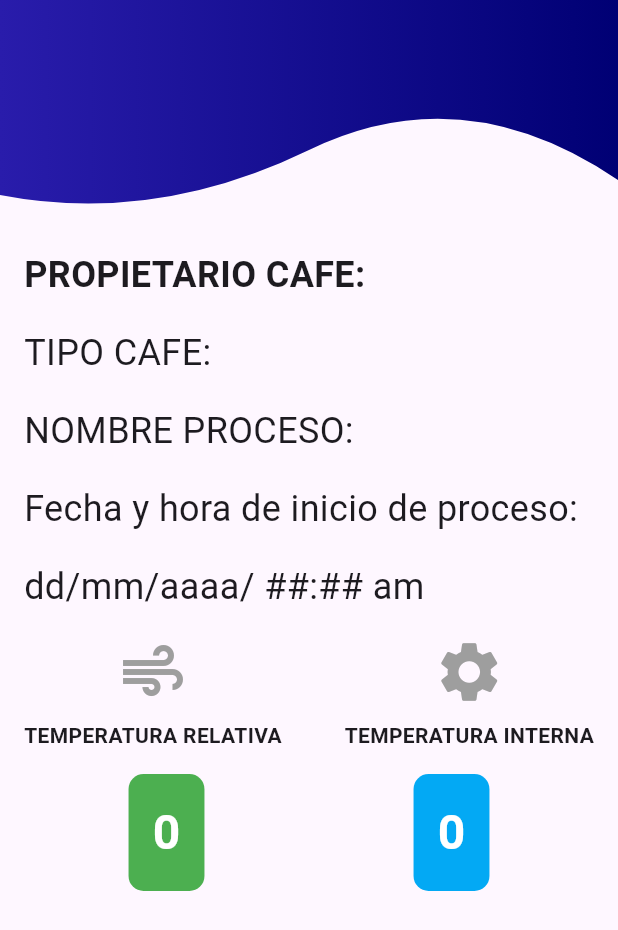
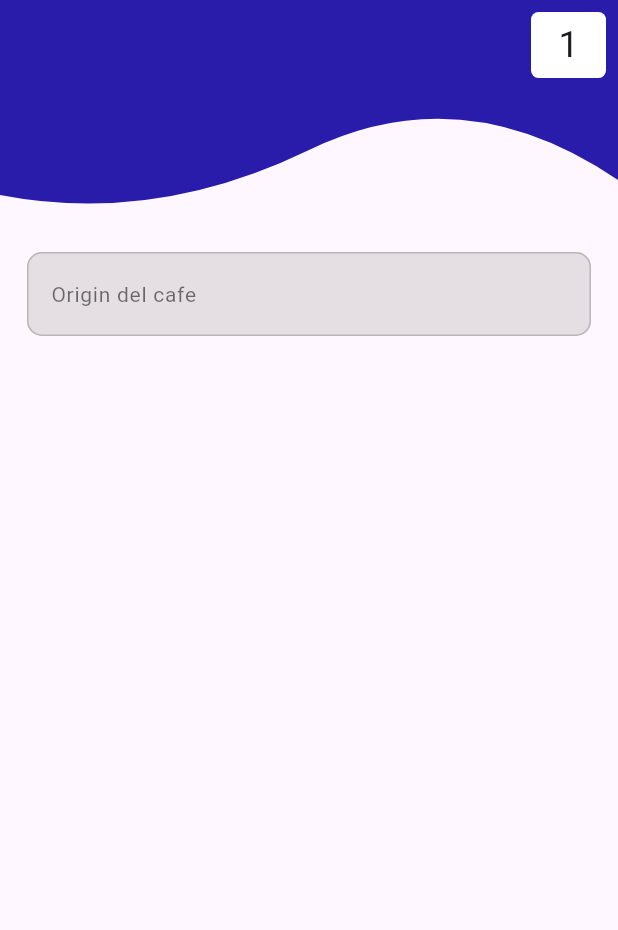
Before and after one commit to ChexTP/appMovilCoffe, a Flutter app: the InformeScreen screen opened directly, on a phone screen of 412 x 824 dp. Shown: the top 930 px of the screen. Run offline on Flutter 3.47's test engine with Material 3 defaults, Android fonts, the phone set to English and light mode, and no system bars; our stand-ins replace curved_navigation_bar.

Commit message:
Haciendo la informacion

```diff
--- a/lib/main.dart
+++ b/lib/main.dart
@@ -16,7 +16,7 @@ class MainApp extends StatelessWidget {
       debugShowCheckedModeBanner: false,
       home: Scaffold(
         backgroundColor: Colors.white,
-        body: HomeScreen(),
+        body: InformeScreen(),
       ),
     );
   }
--- a/lib/src/screens/home_screen.dart
+++ b/lib/src/screens/home_screen.dart
@@ -51,7 +51,7 @@ class _HomeScreenState extends State<HomeScreen> {
               padding: const EdgeInsets.all(8.0),
               child: CircleAvatar(
                 radius: 90,
-                backgroundColor: Color.fromARGB(255, 41, 28, 171),
+                backgroundColor: const Color.fromARGB(255, 41, 28, 171),
                 child: Image.asset(
                   'assets/logo.png',
                   height: 120,
--- a/lib/src/screens/informe_screen.dart
+++ b/lib/src/screens/informe_screen.dart
@@ -9,99 +9,65 @@ class InformeScreen extends StatefulWidget {
 }
 
 class _InformeScreenState extends State<InformeScreen> {
+  final _formKey = GlobalKey<FormState>();
+
   @override
   Widget build(BuildContext context) {
     return Scaffold(
-      appBar: PreferredSize(preferredSize: const Size.fromHeight(150),
-      child:
-        ClipPath(clipper: CurveAppBar(),
+      appBar: PreferredSize(
+        preferredSize: const Size.fromHeight(150),
+        child: ClipPath(
+            clipper: CurveAppBar(),
+            child: AppBar(
+              toolbarHeight: 60,
+              shadowColor: Colors.grey,
+              scrolledUnderElevation: 20.0,
+              backgroundColor: const Color.fromARGB(255, 41, 28, 171),
+              actions: [
+                Padding(
+                  padding: const EdgeInsets.all(8.0),
                   child: Container(
+                    height: 50,
+                    width: 50,
                     decoration: const BoxDecoration(
-            gradient: LinearGradient(colors: [Color.fromARGB(255, 41, 28, 171),Color.fromARGB(255, 0, 0, 116)])
+                        borderRadius: BorderRadius.all(Radius.elliptical(5, 5)),
+                        color: Colors.white),
+                    child: const Center(
+                        child: Text(
+                      "1",
+                      style: TextStyle(fontSize: 24),
+                    )),
                   ),
+                )
+              ],
+            )),
       ),
-        ),
-      ),
-      body: SingleChildScrollView(
+      body: Form(
+        key: _formKey,
         child: Padding(
-            padding: const EdgeInsets.all(16.0),
-            child: Column(
-              crossAxisAlignment: CrossAxisAlignment.start,
-              children: [
-                const Text(
-                  'PROPIETARIO CAFE:',
-                  style: TextStyle(fontWeight: FontWeight.bold,
-                  fontSize: 24),
-                ),
-                const SizedBox(height: 18),
-                const Text('TIPO CAFE:',
-                style: TextStyle(fontSize: 24)),
-                const SizedBox(height: 18),
-                const Text('NOMBRE PROCESO:',
-                style: TextStyle(fontSize: 24)),
-                const SizedBox(height: 18),
-                const Text('Fecha y hora de inicio de proceso:',
-                style: TextStyle(fontSize: 24)),
-                const SizedBox(height: 18),
-                const Text(
-                  'dd/mm/aaaa/ ##:## am',
-                  style: TextStyle(fontSize: 24),
-                ),
-                const SizedBox(height: 16),
-                Row(
-                  mainAxisAlignment: MainAxisAlignment.spaceBetween,
-                  children: [
-                    _buildIcon(Icons.air, 'TEMPERATURA RELATIVA'),
-                    _buildIcon(Icons.settings, 'TEMPERATURA INTERNA'),
-                  ],
-                ),
-                const SizedBox(height: 16),
-                Row(
-                  mainAxisAlignment: MainAxisAlignment.spaceAround,
-                  children: [
-                    _buildTemperature(00, Colors.green),
-                    _buildTemperature(00, Colors.lightBlue),
-                  ],
-                ),
-              ],
+          padding: const EdgeInsets.all(18.0),
+          child: TextFormField(
+            decoration: InputDecoration(
+                filled: true,
+                fillColor: const Color.fromARGB(129, 204, 197, 197),
+                labelText: "Origin del cafe",
+                labelStyle: TextStyle(fontSize: 14, color: Colors.black54),
+                enabledBorder: OutlineInputBorder(
+                    borderSide: const BorderSide(
+                        color: Color.fromARGB(255, 185, 182, 182), width: 1.0),
+                    borderRadius: BorderRadius.circular(10)),
+                focusedBorder: OutlineInputBorder(
+                    borderSide: const BorderSide(
+                        color: Color.fromARGB(255, 185, 182, 182), width: 1.0),
+                    borderRadius: BorderRadius.circular(10)),
+                border: OutlineInputBorder(
+                    borderRadius: BorderRadius.circular(10),
+                    borderSide: const BorderSide(
+                        color: Color.fromARGB(255, 185, 182, 182),
+                        width: 1.0))),
           ),
         ),
       ),
     );
   }
 }
-
-  Widget _buildIcon(IconData icon, String text) {
-    return Column(
-      children: [
-        Icon(
-          icon,
-          size: 48,
-          color: Colors.grey,
-        ),
-        const SizedBox(height: 8),
-        Text(
-          text,
-          style: const TextStyle(fontWeight: FontWeight.bold),
-        ),
-      ],
-    );
-  }
-
-  Widget _buildTemperature(int temperature, Color color) {
-    return Container(
-      padding: const EdgeInsets.all(16.0),
-      decoration: BoxDecoration(
-        borderRadius: BorderRadius.circular(10),
-        color: color,
-      ),
-      child: Text(
-        '$temperature',
-        style: const TextStyle(
-          fontSize: 32,
-          fontWeight: FontWeight.bold,
-          color: Colors.white,
-        ),
-      ),
-    );
-  }
--- a/lib/src/screens/login_screen.dart
+++ b/lib/src/screens/login_screen.dart
@@ -60,7 +60,6 @@ class _LoginScreenState extends State<LoginScreen> {
                               fontSize: 26,
                               fontWeight: FontWeight.w500) ,),
                           const SizedBox(height: 30,),
-
                           TextFormField(
                                   controller: _emailController,
                                   style: const TextStyle(fontSize: 18),
```
Lines whose indentation alone changed are shown as unchanged.
